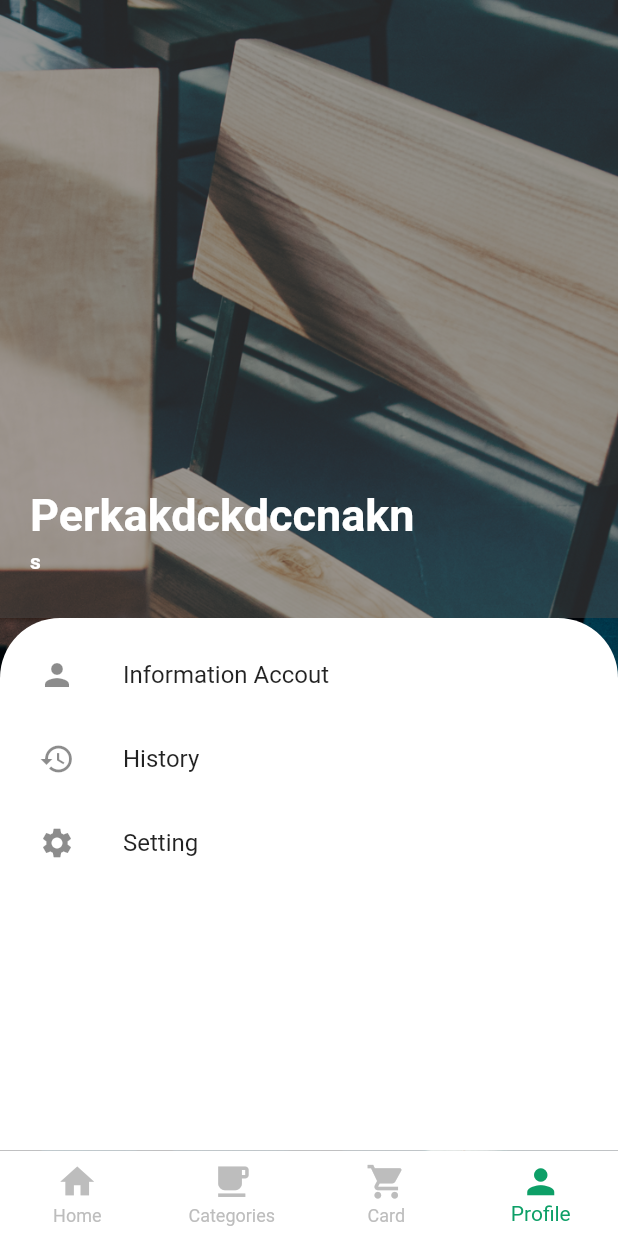
After one commit to lkrjangid1/flutter_coffee, a Flutter app: the DashboardScreenPage screen opened directly, item 4 of the bottom bar chosen, on a phone screen of 412 x 824 dp. The commit adds this screen. Run offline on Flutter 3.47's test engine with Material 2 defaults, Android fonts, the phone set to English and light mode, and no system bars; our stand-ins replace cached_network_image, firebase_auth, firebase_database, firebase_storage, font_awesome_flutter, image_picker and 1 more; accounts and stored records are empty.

Commit message:
handle data, ui  tab categories  , tab  profile ui data

```diff
--- /dev/null
+++ b/lib/src/model/categories.dart
@@ -0,0 +1,21 @@
+class Categories {
+  String name;
+  String image;
+  String des;
+
+  Categories({this.name, this.image, this.des});
+
+  Categories.fromJson(Map<String, dynamic> json) {
+    name = json['name'];
+    image = json['image'];
+    des = json['des'];
+  }
+
+  Map<String, dynamic> toJson() {
+    final Map<String, dynamic> data = new Map<String, dynamic>();
+    data['name'] = this.name;
+    data['image'] = this.image;
+    data['des'] = this.des;
+    return data;
+  }
+}
--- a/lib/src/page/dashboard/dashboard_page.dart
+++ b/lib/src/page/dashboard/dashboard_page.dart
@@ -1,4 +1,9 @@
 import 'package:flutter/material.dart';
+import 'package:fluttercoffee/src/page/dashboard/tab/card_page.dart';
+import 'package:fluttercoffee/src/page/dashboard/tab/categories_page.dart';
+import 'package:fluttercoffee/src/page/dashboard/tab/home_page.dart';
+import 'package:fluttercoffee/src/page/dashboard/tab/profile_page.dart';
+import 'package:fluttercoffee/src/util/const.dart';
 
 class DashboardScreenPage extends StatefulWidget {
   DashboardScreenPage({Key key}) : super(key: key);
@@ -8,8 +13,47 @@ class DashboardScreenPage extends StatefulWidget {
 }
 
 class _DashboardScreenPageState extends State<DashboardScreenPage> {
+  int currentIndex = 0;
+  List<Widget> listScreen = [
+    HomePage(),
+    CategoriesPage(),
+    CardPage(),
+    ProfilePage(),
+  ];
   @override
   Widget build(BuildContext context) {
-    return Container();
+    return Scaffold(
+      bottomNavigationBar: BottomNavigationBar(
+          type: BottomNavigationBarType.fixed,
+          elevation: 0.0,
+          currentIndex: currentIndex,
+          onTap: (index) {
+            setState(() {
+              currentIndex = index;
+            });
+          },
+          unselectedItemColor: Colors.grey[400],
+          selectedItemColor: kColorGreen,
+          backgroundColor: Colors.white,
+          items: <BottomNavigationBarItem>[
+            _buildBottomNavigationBarItem(Icons.home,"Home"),
+            _buildBottomNavigationBarItem(Icons.free_breakfast,"Categories"),
+            _buildBottomNavigationBarItem(Icons.shopping_cart, "Card"),
+            _buildBottomNavigationBarItem(Icons.person, "Profile"),
+          ],
+      ),
+      body: IndexedStack(
+        index: currentIndex,
+        children: listScreen,
+      ),
+    );
   }
 }
+_buildBottomNavigationBarItem(IconData iconData, String text) {
+  return BottomNavigationBarItem(
+      icon: Icon(
+        iconData,
+        size: 27,
+      ),
+      title: Text(text,style: TextStyle(fontWeight: FontWeight.bold),));
+}
--- /dev/null
+++ b/lib/src/page/dashboard/tab/profile_page.dart
@@ -0,0 +1,121 @@
+import 'package:flutter/material.dart';
+import 'package:fluttercoffee/src/provider/profile_provider.dart';
+import 'package:fluttercoffee/src/util/const.dart';
+import 'package:provider/provider.dart';
+import 'package:shared_preferences/shared_preferences.dart';
+
+class ProfilePage extends StatefulWidget {
+  @override
+  _ProfilePageState createState() => _ProfilePageState();
+}
+
+class _ProfilePageState extends State<ProfilePage> {
+  List<IconData> listIcon = [
+    Icons.person,
+    Icons.history,
+    Icons.settings
+  ];
+
+  List<String> listTitle = [
+    'Information Accout',
+    'History',
+    "Setting"
+  ];
+
+  @override
+  void initState() async {
+    // TODO: implement initState
+    super.initState();
+    var data  =   Provider.of<ProfileProvider>(context,listen: false);
+    await data.getValues();
+    print(data.email);
+  }
+
+  @override
+  Widget build(BuildContext context) {
+
+    return Scaffold(
+      body: Container(
+        width: double.infinity,
+        decoration: BoxDecoration(
+            image: DecorationImage(
+                image: AssetImage('assets/onboard/splash.png'),
+                fit: BoxFit.cover,
+            ),
+
+        ),
+        child: Column(
+          children: <Widget>[
+            Container(
+              width: double.infinity,
+              height: MediaQuery.of(context).size.height * .5,
+              decoration: BoxDecoration(
+                color: kColorSplash.withOpacity(.5),
+              ),
+              child: Padding(
+                padding: const EdgeInsets.symmetric(horizontal: 20,vertical: 30),
+                child: Column(
+                  mainAxisAlignment: MainAxisAlignment.end,
+                  crossAxisAlignment: CrossAxisAlignment.start,
+                  children: <Widget>[
+                    Text("Perkakdckdccnakn",
+                    style: TextStyle(
+                      color: Colors.white,
+                      fontSize: 30,
+                      fontWeight: FontWeight.bold
+                    ),
+                    ),
+                    const SizedBox(
+                      height: 5,
+                    ),
+                    Text("s",
+                      style: TextStyle(
+                          color: Colors.white,
+                          fontWeight: FontWeight.bold
+                      ),
+                    ),
+                  ],
+                ),
+              ),
+            ),
+            Expanded(
+              child: Container(
+                padding: EdgeInsets.all(10),
+                decoration: BoxDecoration(
+                  color: Colors.white,
+                  borderRadius: BorderRadius.only(topLeft: Radius.circular(40),
+                      topRight: Radius.circular(40),
+                  ),
+                ),
+                width: double.infinity,
+                child: Column(
+                  mainAxisAlignment: MainAxisAlignment.start,
+                  crossAxisAlignment: CrossAxisAlignment.start,
+                  children: <Widget>[
+                    ListView.builder(
+                      itemCount: listTitle.length,
+                      shrinkWrap: true,
+                      itemBuilder: (BuildContext context, int index) {
+                        return _buildItemSetting(index);
+                      },
+                    ),
+                  ],
+                ),
+              ),
+            )
+          ],
+        ),
+      ),
+    );
+  }
+
+  Widget _buildItemSetting(int index ){
+    return ListTile(
+      onTap: (){
+
+      },
+      leading: Icon(listIcon[index]),
+      title: Text(listTitle[index]),
+    );
+  }
+}
--- /dev/null
+++ b/lib/src/provider/profile_provider.dart
@@ -0,0 +1,16 @@
+
+import 'package:flutter/cupertino.dart';
+import 'package:shared_preferences/shared_preferences.dart';
+
+class ProfileProvider with ChangeNotifier {
+  String email = '';
+
+  Future<String> getValues() async  {
+    SharedPreferences sharedPrefs = await SharedPreferences.getInstance();
+    email = sharedPrefs.getString('email');
+    print("provier  "+email);
+    notifyListeners();
+    return email;
+  }
+
+}
--- a/pubspec.yaml
+++ b/pubspec.yaml
@@ -38,6 +38,9 @@ dependencies:
   path:
   path_provider:
   flutter_progress_button: ^1.0.0
+  cached_network_image: ^2.2.0+1
+  shared_preferences: ^0.5.7+3
+
 
 dev_dependencies:
   flutter_test:
```
Also changed, not shown: lib/main.dart (+10 -0 lines), lib/src/page/auth/login_page.dart (+5 -2 lines), lib/src/page/dashboard/tab/card_page.dart (added, +8 -0 lines), lib/src/page/dashboard/tab/categories_page.dart (added, +97 -0 lines), lib/src/page/dashboard/tab/home_page.dart (added, +8 -0 lines), lib/src/provider/auth_provider.dart (+9 -0 lines), lib/src/provider/categories_provider.dart (added, +45 -0 lines), pubspec.lock, 1 other file.
